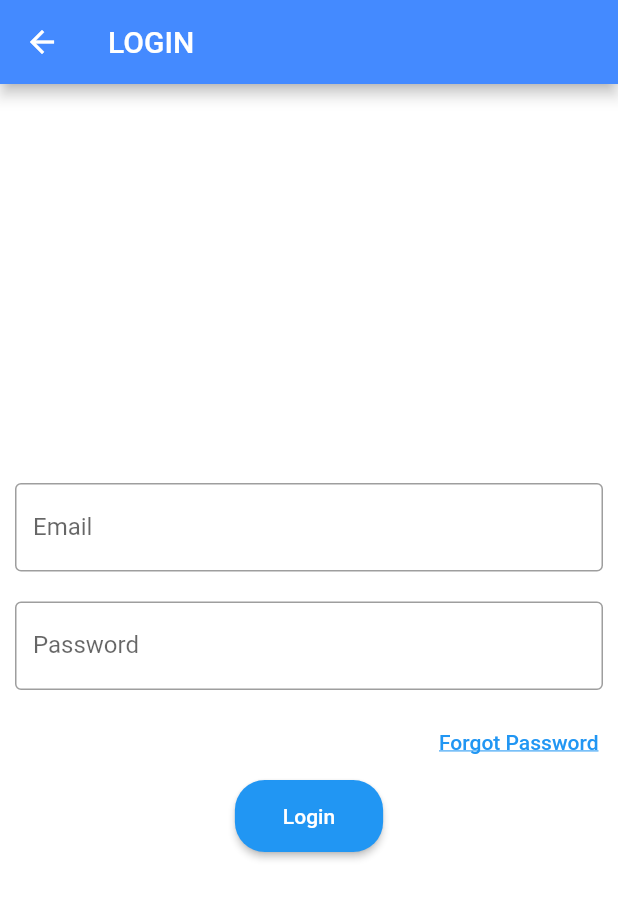
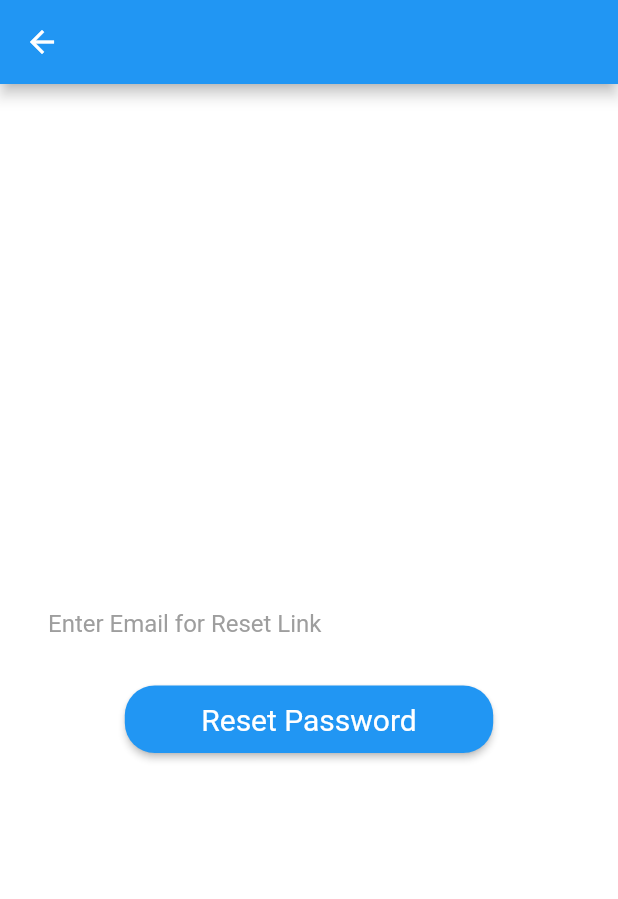
Before and after one commit to JeffreyAguilar/CityScope, a Flutter app: the LoginPage screen opened directly, after a tap on "Forgot Password", on a phone screen of 412 x 824 dp. Shown: the top 899 px of the screen. Run offline on Flutter 3.47's test engine with Material 2 defaults, Android fonts, the light colour scheme and no system bars.

Commit message:
added forgot password screen

```diff
--- /dev/null
+++ b/lib/forgot_page.dart
@@ -0,0 +1,67 @@
+import 'package:flutter/material.dart';
+
+class ForgotPage extends StatefulWidget {
+  const ForgotPage({super.key});
+
+  @override
+  State<ForgotPage> createState() => _ForgotPageState();
+}
+
+class _ForgotPageState extends State<ForgotPage> {
+  final _emailController = TextEditingController();
+  @override
+  Widget build(BuildContext context) {
+    return Scaffold(
+      appBar: AppBar(),
+      body: Container(
+        decoration: const BoxDecoration(
+          color: Colors.white
+        ),
+        child: SafeArea(
+          child: Column(
+            mainAxisAlignment: MainAxisAlignment.center,
+            children: <Widget>[
+              Container(
+                padding: const EdgeInsets.symmetric(
+                      vertical: 10.0, horizontal: 20.0),
+                  child: TextField(
+                    controller: _emailController,
+                    style: const TextStyle(
+                      color: Colors.black,
+                    ),
+                    decoration: const InputDecoration(
+                      filled: true,
+                      fillColor: Colors.white,
+                      hintText: 'Enter Email for Reset Link',
+                      hintStyle: TextStyle(color: Colors.grey),
+                      border: OutlineInputBorder(
+                        borderRadius: BorderRadius.all(Radius.circular(10.0)),
+                        borderSide: BorderSide.none,
+                      ),
+                    ),
+                  ),
+              ),
+              ElevatedButton(
+                  style: ElevatedButton.styleFrom(
+                    textStyle: const TextStyle(fontSize: 20.0),
+                    padding: const EdgeInsets.symmetric(vertical: 1, horizontal: 1),
+                    shape: RoundedRectangleBorder(
+                      borderRadius: BorderRadius.circular(20)
+                    )
+                  ),
+                  onPressed: (){},
+                  child: const Padding(
+                    padding: EdgeInsets.symmetric(
+                      vertical: 10.0,
+                      horizontal: 50.0,
+                    ),
+                    child: Text('Reset Password'),
+                  ),
+                ),
+            ],
+          ),
+        ),
+      ),
+    );
+  }
+}
--- a/lib/login_screen.dart
+++ b/lib/login_screen.dart
@@ -1,4 +1,5 @@
 import 'package:flutter/material.dart';
+import 'forgot_page.dart';
 import 'home_page.dart';
 
 class LoginPage extends StatefulWidget {
@@ -48,7 +49,14 @@ class _LoginPageState extends State<LoginPage> {
                 mainAxisAlignment: MainAxisAlignment.end,
                 children: [
                   TextButton(
-                    onPressed: () {},
+                    onPressed: () {
+                      Navigator.push(
+                        context,
+                        MaterialPageRoute(
+                          builder: (context) => const ForgotPage()
+                        )
+                      );
+                    },
                     child: const Text(
                       'Forgot Password',
                       style: TextStyle(
```
